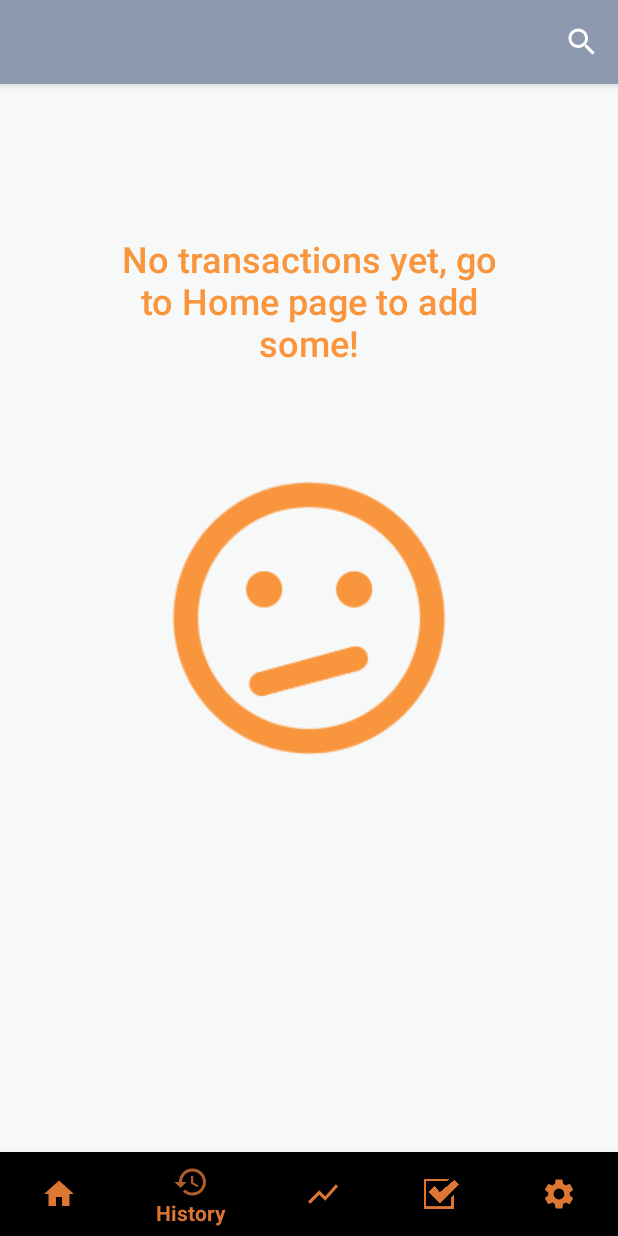
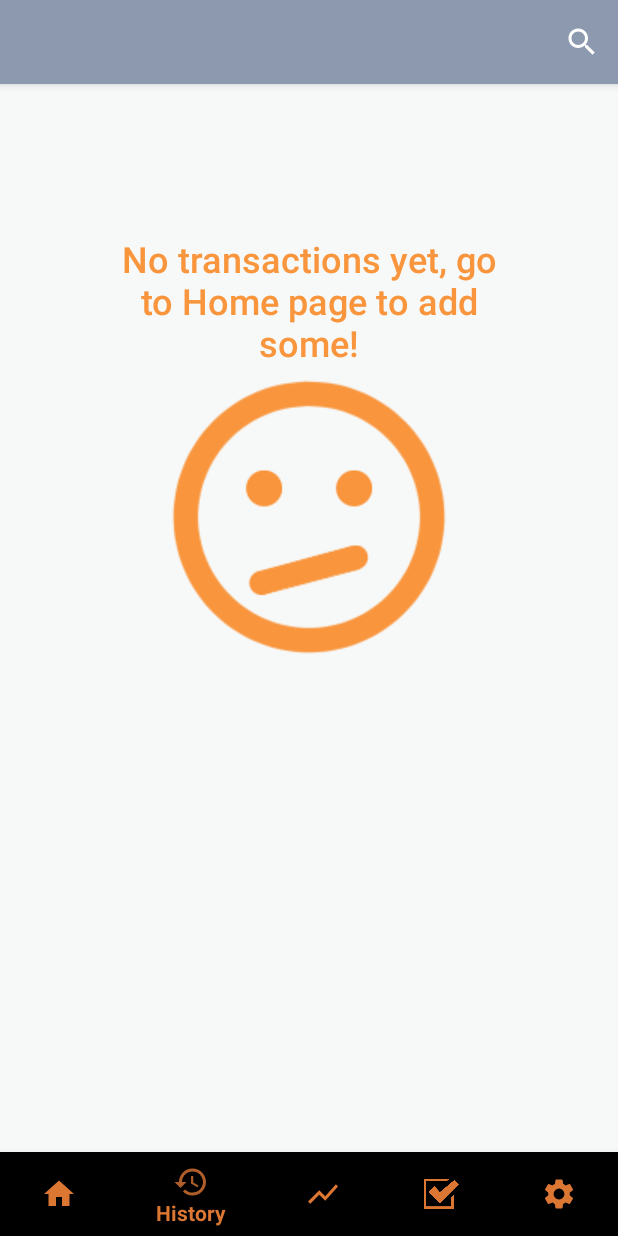
Before and after one commit to zuodanlee/MAD_Team4_Finance_Tracker, an Android app: the screen it shows after launch (MainActivity), item 2 of the bottom bar chosen, on a phone screen of 412 x 824 dp. Run offline under Robolectric (Android 15) with nearby library versions, the phone set to English and light mode, and no system bars; libraries missing offline, so code that uses them is left out: it.xabaras.android.

Commit message:
Removed 1 unused import

```diff
--- a/app/build.gradle
+++ b/app/build.gradle
@@ -8,8 +8,8 @@ android {
         applicationId "sg.edu.np.financetracker2"
         minSdkVersion 19
         targetSdkVersion 29
-        versionCode 1
-        versionName "1.0"
+        versionCode 2
+        versionName "1.1"
 
         testInstrumentationRunner "androidx.test.runner.AndroidJUnitRunner"
         multiDexEnabled true
--- a/app/src/main/java/sg/edu/np/financetracker2/TransactionHistoryFragment.java
+++ b/app/src/main/java/sg/edu/np/financetracker2/TransactionHistoryFragment.java
@@ -12,7 +12,7 @@ import android.view.MenuInflater;
 import android.view.MenuItem;
 import android.view.View;
 import android.view.ViewGroup;
-import android.widget.RelativeLayout;
+import android.widget.LinearLayout;
 import android.widget.SearchView;
 
 import androidx.annotation.NonNull;
@@ -51,11 +51,11 @@ public class TransactionHistoryFragment extends Fragment implements recycleViewA
         // load transaction history
         loadData();
 
-        RelativeLayout rlNoTransactionMessage = historyView.findViewById(R.id.rlNoTransactionMessage);
+        LinearLayout llNoTransactionMessage = historyView.findViewById(R.id.llNoTransactionMessage);
 
         // remove no transactions message if there are transactions
         if (!historyList.isEmpty()){
-            rlNoTransactionMessage.setVisibility(View.GONE);
+            llNoTransactionMessage.setVisibility(View.GONE);
         }
 
         //RecycleViewHistory
--- a/app/src/main/res/layout/fragment_transaction_history.xml
+++ b/app/src/main/res/layout/fragment_transaction_history.xml
@@ -16,8 +16,9 @@
         app:layout_constraintBottom_toBottomOf="parent"
         app:layout_constraintRight_toRightOf="parent"/>
 
-    <RelativeLayout
-        android:id="@+id/rlNoTransactionMessage"
+    <LinearLayout
+        android:id="@+id/llNoTransactionMessage"
+        android:orientation="vertical"
         android:layout_width="match_parent"
         android:layout_height="match_parent">
 
@@ -28,18 +29,18 @@
             android:fontFamily="sans-serif-medium"
             android:text="No transactions yet, go to Home page to add some!"
             android:textColor="#f9953c"
-            android:layout_centerHorizontal="true"
             android:layout_marginTop="100dp"
+            android:layout_gravity="center"
             android:textAlignment="center"
             android:textSize="24sp" />
 
         <ImageView
             android:layout_width="wrap_content"
             android:layout_height="wrap_content"
-            android:layout_centerInParent="true"
+            android:layout_gravity="center"
             android:contentDescription="unsure face"
             android:src="@drawable/unsure_face" />
 
-    </RelativeLayout>
+    </LinearLayout>
 
 </androidx.constraintlayout.widget.ConstraintLayout>
```
